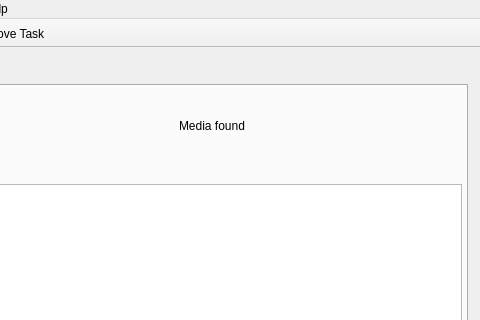
Old version of the form ui/mediasitedownloder.ui in the repository pussbb/QMediaSiteDownloader; both pictures show x 117 to 597 and y 0 to 320 of the 597 by 420 pixel window.
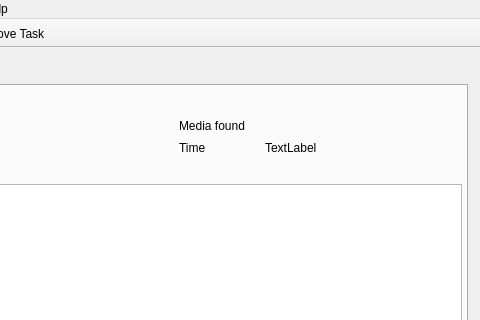
New version of the form. The open tabs and pages were chosen to show the change. Icons and pictures are not drawn.

```diff
--- a/ui/mediasitedownloder.ui
+++ b/ui/mediasitedownloder.ui
@@ -368,9 +368,35 @@
              <rect>
               <x>410</x>
               <y>32</y>
+              <width>141</width>
+              <height>16</height>
+             </rect>
+            </property>
+           </widget>
+           <widget class="QLabel" name="label_9">
+            <property name="geometry">
+             <rect>
+              <x>282</x>
+              <y>54</y>
               <width>56</width>
               <height>15</height>
              </rect>
+            </property>
+            <property name="text">
+             <string>Time</string>
+            </property>
+           </widget>
+           <widget class="QLabel" name="total_time">
+            <property name="geometry">
+             <rect>
+              <x>368</x>
+              <y>54</y>
+              <width>183</width>
+              <height>16</height>
+             </rect>
+            </property>
+            <property name="text">
+             <string>TextLabel</string>
             </property>
            </widget>
           </widget>
```
Left out of the diff: 2 changed lines with no effect on the pictures.
